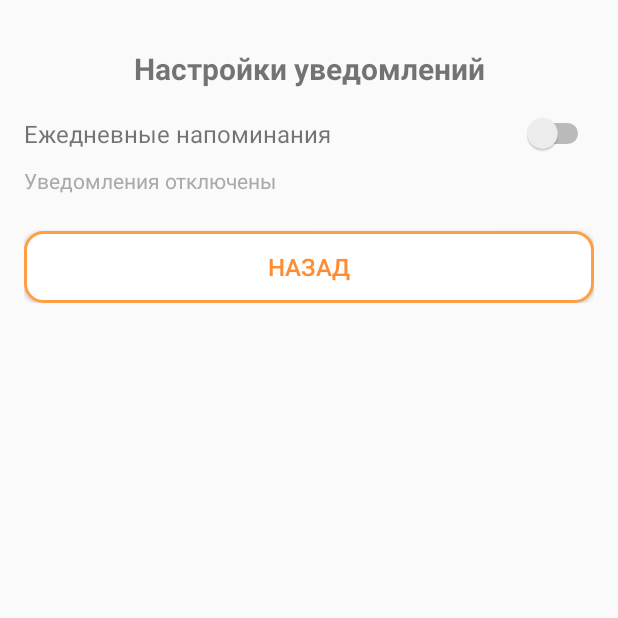
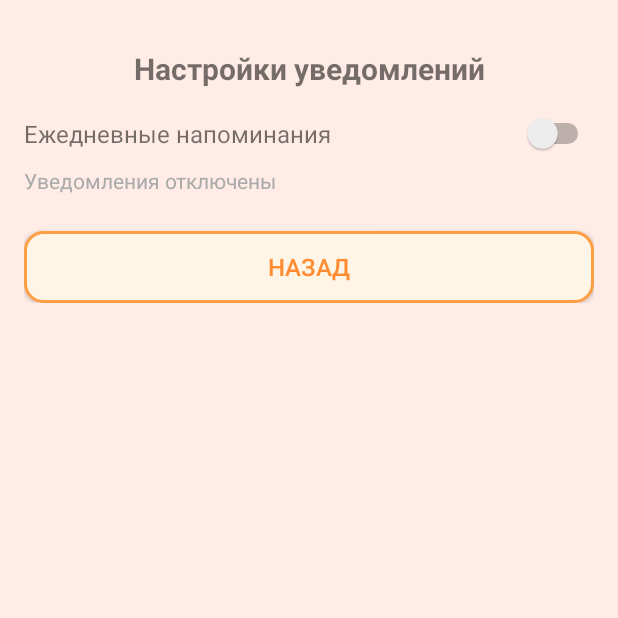
Before and after one commit to Kosharti/Daily_photo_day_Final, an Android app: the SettingsActivity screen opened directly, with no data from a screen before it, on a phone screen of 412 x 824 dp, the top half of it. Run offline under Robolectric (Android 15) with nearby library versions, the light colour scheme and no system bars; our stand-ins replace data binding.

Commit message:
Доделана стилизация фона, кнопок и всего остального

```diff
--- a/app/src/main/res/drawable/button_neutral.xml
+++ b/app/src/main/res/drawable/button_neutral.xml
@@ -1,6 +1,6 @@
 <?xml version="1.0" encoding="utf-8"?>
 <shape xmlns:android="http://schemas.android.com/apk/res/android">
-    <solid android:color="@android:color/white" />
+    <solid android:color="@color/warm_cream" />
     <corners android:radius="12dp" />
     <stroke
         android:width="2dp"
--- a/app/src/main/res/layout/activity_add_edit_post.xml
+++ b/app/src/main/res/layout/activity_add_edit_post.xml
@@ -4,12 +4,14 @@
     <ScrollView
         android:layout_width="match_parent"
         android:layout_height="match_parent"
+        android:background="@color/warm_ice"
         android:padding="16dp">
 
         <LinearLayout
             android:layout_width="match_parent"
             android:layout_height="wrap_content"
-            android:orientation="vertical">
+            android:orientation="vertical"
+            >
 
             <Button
                 android:id="@+id/button_select_image"
--- a/app/src/main/res/layout/activity_calendar.xml
+++ b/app/src/main/res/layout/activity_calendar.xml
@@ -6,6 +6,7 @@
         android:layout_width="match_parent"
         android:layout_height="match_parent"
         android:orientation="vertical"
+        android:background="@color/warm_ice"
         android:padding="16dp">
 
         <TextView
--- a/app/src/main/res/layout/activity_main.xml
+++ b/app/src/main/res/layout/activity_main.xml
@@ -9,14 +9,15 @@
         <LinearLayout
             android:layout_width="match_parent"
             android:layout_height="match_parent"
-            android:orientation="vertical">
+            android:orientation="vertical"
+            android:background="@color/warm_ice">
 
             <!-- Кастомный тулбар -->
             <androidx.appcompat.widget.Toolbar
                 android:id="@+id/toolbar"
                 android:layout_width="match_parent"
                 android:layout_height="?attr/actionBarSize"
-                android:background="@color/white"
+                android:background="@color/warm_cream"
                 android:elevation="4dp"
                 app:popupTheme="@style/ThemeOverlay.AppCompat.Light">
 
--- a/app/src/main/res/layout/activity_post_detail.xml
+++ b/app/src/main/res/layout/activity_post_detail.xml
@@ -6,6 +6,7 @@
         android:layout_width="match_parent"
         android:layout_height="match_parent"
         android:orientation="vertical"
+        android:background="@color/warm_ice"
         android:padding="16dp">
 
         <ImageView
--- a/app/src/main/res/layout/activity_settings.xml
+++ b/app/src/main/res/layout/activity_settings.xml
@@ -4,7 +4,8 @@
     <ScrollView
         android:layout_width="match_parent"
         android:layout_height="match_parent"
-        android:padding="16dp">
+        android:padding="16dp"
+        android:background="@color/warm_ice">
 
         <LinearLayout
             android:layout_width="match_parent"
--- a/app/src/main/res/layout/item_photo_post.xml
+++ b/app/src/main/res/layout/item_photo_post.xml
@@ -15,7 +15,7 @@
             android:layout_width="match_parent"
             android:layout_height="wrap_content"
             android:orientation="vertical"
-            android:background="@android:color/white">
+            android:background="@color/warm_cream">
 
             <ImageView
                 android:id="@+id/image_post"
--- a/app/src/main/res/values/colors.xml
+++ b/app/src/main/res/values/colors.xml
@@ -19,6 +19,7 @@
     <color name="warm_coral">#FF6B6B</color>
     <color name="warm_peach">#FFB88C</color>
     <color name="warm_cream">#FFF5E6</color>
+    <color name="warm_ice">#FFECE6</color>
     <color name="warm_brown">#8B4513</color>
     <color name="warm_gold">#FFD700</color>
 
```
